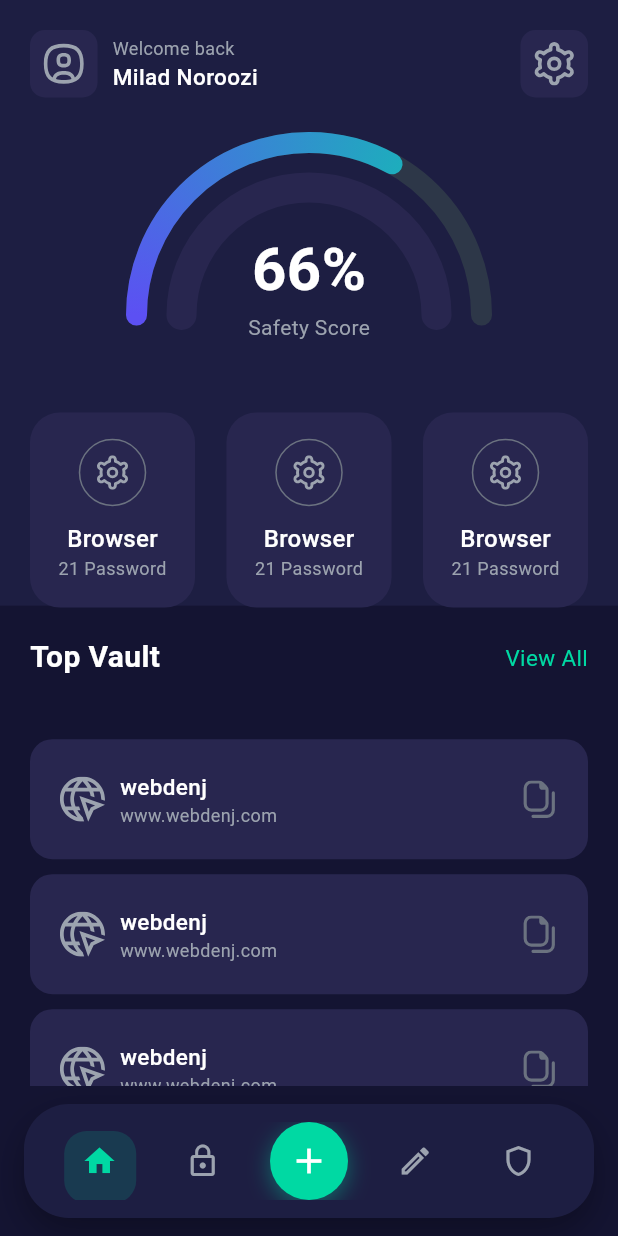
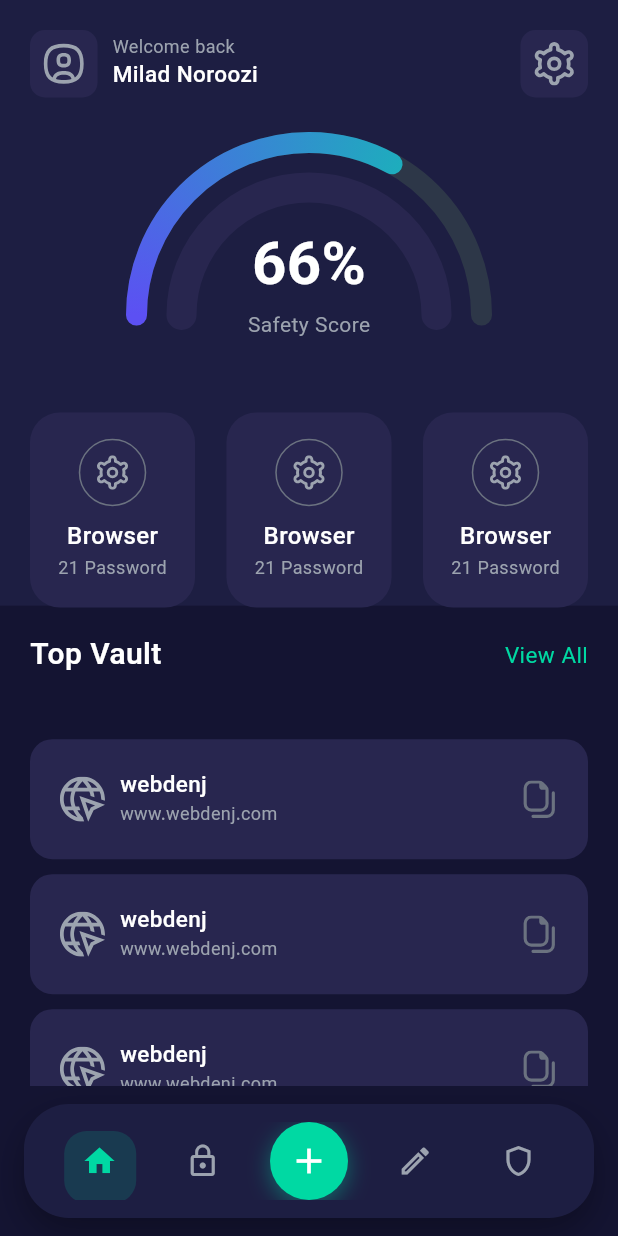
Before and after one commit to Milad-Noroozi/ramz_save, a Flutter app: the screen it shows after launch, on a phone screen of 412 x 824 dp. Run offline on Flutter 3.47's test engine with Material 3 defaults, Android fonts, the phone set to English and light mode, and no system bars; our stand-ins replace flutter_svg.

Commit message:
feat(config): Persian string catalogue, Vazirmatn theme and icon set
app_strings.dart holds every user-facing string in Persian so views carry no
inline display text — a wording change or a second locale stays a one-file edit.

The theme now sets Vazirmatn as the global fontFamily and fills in the widget
themes the screens rely on (inputs, buttons, switches, slider, sheets, dialogs).
Adds a monospace style reserved for secrets, emails, URLs and card numbers,
where telling l from 1 and O from 0 matters.

Also adds a strength colour ramp indexed by PasswordStrength, an icon
vocabulary, and the remaining route names.

Co-Authored-By: Claude Opus 5 <noreply@anthropic.com>

```diff
--- a/lib/config/app_colors.dart
+++ b/lib/config/app_colors.dart
@@ -26,4 +26,11 @@ class AppColors {
   static const warning = Color(0xFFF59E0B);
   static const black = Color(0xFF000000);
   static const white = Color(0xFFFFFFFF);
+
+  /// Password-strength ramp, weakest to strongest. Indexed by
+  /// `PasswordStrength.index`, so the order here is load-bearing.
+  static const strengthColors = <Color>[error, warning, blue, green];
+
+  /// Divider/hairline between list rows.
+  static const divider = Color(0xFF2D2D44);
 }
--- a/lib/config/app_routes.dart
+++ b/lib/config/app_routes.dart
@@ -11,4 +11,8 @@ class AppRoutes {
   static const settings = '/settings';
   static const profile = '/profile';
   static const vaultHealth = '/vault-health';
+  static const allVaults = '/all-vaults';
+  static const backup = '/backup';
+  static const premium = '/premium';
+  static const changeMasterPassword = '/change-master-password';
 }
--- a/lib/config/app_text_styles.dart
+++ b/lib/config/app_text_styles.dart
@@ -4,41 +4,74 @@ import 'app_colors.dart';
 class AppTextStyles {
   AppTextStyles._();
 
-  // Headers
+  /// Bundled Persian typeface. Every style below inherits it, and the theme
+  /// sets it as `fontFamily` so Material's own widgets pick it up too.
+  static const fontFamily = 'Vazirmatn';
+
   static const h1 = TextStyle(
+    fontFamily: fontFamily,
     fontSize: 32,
-    fontWeight: FontWeight.bold,
+    fontWeight: FontWeight.w700,
     color: AppColors.textPrimary,
   );
 
   static const h2 = TextStyle(
+    fontFamily: fontFamily,
     fontSize: 24,
     fontWeight: FontWeight.w600,
     color: AppColors.textPrimary,
   );
 
   static const h3 = TextStyle(
+    fontFamily: fontFamily,
     fontSize: 18,
     fontWeight: FontWeight.w600,
     color: AppColors.textPrimary,
   );
 
-  // Body
   static const bodyLarge = TextStyle(
+    fontFamily: fontFamily,
     fontSize: 16,
-    fontWeight: FontWeight.normal,
+    fontWeight: FontWeight.w400,
     color: AppColors.textPrimary,
   );
 
   static const bodyMedium = TextStyle(
+    fontFamily: fontFamily,
     fontSize: 14,
-    fontWeight: FontWeight.normal,
+    fontWeight: FontWeight.w400,
     color: AppColors.textSecondary,
   );
 
   static const bodySmall = TextStyle(
+    fontFamily: fontFamily,
     fontSize: 12,
-    fontWeight: FontWeight.normal,
+    fontWeight: FontWeight.w400,
     color: AppColors.textHint,
   );
+
+  static const label = TextStyle(
+    fontFamily: fontFamily,
+    fontSize: 13,
+    fontWeight: FontWeight.w500,
+    color: AppColors.textSecondary,
+  );
+
+  static const button = TextStyle(
+    fontFamily: fontFamily,
+    fontSize: 15,
+    fontWeight: FontWeight.w600,
+    color: AppColors.white,
+  );
+
+  /// For secrets, emails, URLs and card numbers. Persian text renders in
+  /// Vazirmatn; these render in a monospace face so that `l`/`1` and `O`/`0`
+  /// stay distinguishable, and they are always laid out left-to-right.
+  static const mono = TextStyle(
+    fontFamily: 'monospace',
+    fontFamilyFallback: ['Menlo', 'Courier New'],
+    fontSize: 15,
+    letterSpacing: 0.5,
+    color: AppColors.textPrimary,
+  );
 }
--- a/lib/config/app_theme.dart
+++ b/lib/config/app_theme.dart
@@ -1,39 +1,150 @@
 import 'package:flutter/material.dart';
 import 'app_colors.dart';
+import 'app_text_styles.dart';
+
 class AppTheme {
   AppTheme._();
 
   static final ThemeData darkTheme = ThemeData(
     brightness: Brightness.dark,
+    fontFamily: AppTextStyles.fontFamily,
     scaffoldBackgroundColor: AppColors.darkBgPrimary,
     primaryColor: AppColors.purple,
     cardColor: AppColors.cardBg,
+    dividerColor: AppColors.divider,
+    splashColor: AppColors.purple.withValues(alpha: 0.1),
+    highlightColor: AppColors.purple.withValues(alpha: 0.05),
+    colorScheme: const ColorScheme.dark(
+      primary: AppColors.purple,
+      secondary: AppColors.green,
+      surface: AppColors.darkBgSeccondry,
+      error: AppColors.error,
+      onPrimary: AppColors.white,
+      onSecondary: AppColors.black,
+      onSurface: AppColors.textPrimary,
+    ),
+    appBarTheme: const AppBarTheme(
+      backgroundColor: AppColors.darkBgPrimary,
+      surfaceTintColor: Colors.transparent,
+      elevation: 0,
+      centerTitle: true,
+      iconTheme: IconThemeData(color: AppColors.textPrimary),
+      titleTextStyle: AppTextStyles.h3,
+    ),
     inputDecorationTheme: InputDecorationTheme(
       filled: true,
       fillColor: AppColors.inputBg,
-      hintStyle: const TextStyle(color: AppColors.textHint),
+      contentPadding: const EdgeInsets.symmetric(horizontal: 16, vertical: 14),
+      hintStyle: AppTextStyles.bodyMedium.copyWith(color: AppColors.textHint),
+      labelStyle: AppTextStyles.label,
+      floatingLabelStyle: AppTextStyles.label.copyWith(
+        color: AppColors.purple,
+      ),
+      errorStyle: AppTextStyles.bodySmall.copyWith(color: AppColors.error),
       border: OutlineInputBorder(
         borderRadius: BorderRadius.circular(12),
         borderSide: BorderSide.none,
       ),
+      enabledBorder: OutlineInputBorder(
+        borderRadius: BorderRadius.circular(12),
+        borderSide: BorderSide.none,
+      ),
+      focusedBorder: OutlineInputBorder(
+        borderRadius: BorderRadius.circular(12),
+        borderSide: const BorderSide(color: AppColors.purple, width: 1.5),
+      ),
+      errorBorder: OutlineInputBorder(
+        borderRadius: BorderRadius.circular(12),
+        borderSide: const BorderSide(color: AppColors.error, width: 1),
+      ),
+      focusedErrorBorder: OutlineInputBorder(
+        borderRadius: BorderRadius.circular(12),
+        borderSide: const BorderSide(color: AppColors.error, width: 1.5),
+      ),
     ),
     textTheme: const TextTheme(
-      bodyLarge: TextStyle(color: AppColors.textPrimary),
-      bodyMedium: TextStyle(color: AppColors.textSecondary),
-    ),
-    colorScheme: const ColorScheme.dark(
-      primary: AppColors.purple,
-      secondary: AppColors.green,
-      error: AppColors.error,
+      headlineLarge: AppTextStyles.h1,
+      headlineMedium: AppTextStyles.h2,
+      titleMedium: AppTextStyles.h3,
+      bodyLarge: AppTextStyles.bodyLarge,
+      bodyMedium: AppTextStyles.bodyMedium,
+      bodySmall: AppTextStyles.bodySmall,
+      labelMedium: AppTextStyles.label,
     ),
     elevatedButtonTheme: ElevatedButtonThemeData(
       style: ElevatedButton.styleFrom(
-        backgroundColor: AppColors.green,
-        foregroundColor: Colors.white,
-        shape: RoundedRectangleBorder(
+        backgroundColor: AppColors.purple,
+        foregroundColor: AppColors.white,
+        disabledBackgroundColor: AppColors.inputBg,
+        disabledForegroundColor: AppColors.textHint,
+        minimumSize: const Size.fromHeight(52),
+        elevation: 0,
+        textStyle: AppTextStyles.button,
+        shape: const RoundedRectangleBorder(
           borderRadius: BorderRadius.all(Radius.circular(12)),
         ),
       ),
     ),
+    textButtonTheme: TextButtonThemeData(
+      style: TextButton.styleFrom(
+        foregroundColor: AppColors.green,
+        textStyle: AppTextStyles.button.copyWith(color: AppColors.green),
+      ),
+    ),
+    outlinedButtonTheme: OutlinedButtonThemeData(
+      style: OutlinedButton.styleFrom(
+        foregroundColor: AppColors.textPrimary,
+        minimumSize: const Size.fromHeight(52),
+        side: const BorderSide(color: AppColors.purple),
+        textStyle: AppTextStyles.button,
+        shape: const RoundedRectangleBorder(
+          borderRadius: BorderRadius.all(Radius.circular(12)),
+        ),
+      ),
+    ),
+    switchTheme: SwitchThemeData(
+      thumbColor: WidgetStateProperty.resolveWith(
+        (s) => s.contains(WidgetState.selected)
+            ? AppColors.white
+            : AppColors.textSecondary,
+      ),
+      trackColor: WidgetStateProperty.resolveWith(
+        (s) => s.contains(WidgetState.selected)
+            ? AppColors.green
+            : AppColors.inputBg,
+      ),
+      trackOutlineColor: const WidgetStatePropertyAll(Colors.transparent),
+    ),
+    sliderTheme: const SliderThemeData(
+      activeTrackColor: AppColors.green,
+      inactiveTrackColor: AppColors.inputBg,
+      thumbColor: AppColors.white,
+      overlayColor: Color(0x2900D9A3),
+      trackHeight: 6,
+    ),
+    dialogTheme: DialogThemeData(
+      backgroundColor: AppColors.darkBgTertiary,
+      surfaceTintColor: Colors.transparent,
+      titleTextStyle: AppTextStyles.h3,
+      contentTextStyle: AppTextStyles.bodyMedium,
+      shape: RoundedRectangleBorder(borderRadius: BorderRadius.circular(20)),
+    ),
+    bottomSheetTheme: const BottomSheetThemeData(
+      backgroundColor: AppColors.darkBgTertiary,
+      surfaceTintColor: Colors.transparent,
+      shape: RoundedRectangleBorder(
+        borderRadius: BorderRadius.vertical(top: Radius.circular(25)),
+      ),
+    ),
+    snackBarTheme: SnackBarThemeData(
+      backgroundColor: AppColors.darkBgTertiary,
+      contentTextStyle: AppTextStyles.bodyLarge,
+      behavior: SnackBarBehavior.floating,
+      shape: RoundedRectangleBorder(borderRadius: BorderRadius.circular(12)),
+    ),
+    progressIndicatorTheme: const ProgressIndicatorThemeData(
+      color: AppColors.green,
+      linearTrackColor: AppColors.inputBg,
+    ),
   );
 }
```
Also changed, not shown: lib/config/app_icons.dart (+73 -0 lines), lib/config/app_strings.dart (added, +250 -0 lines), lib/config/responsive_helper.dart (added, +64 -0 lines).
